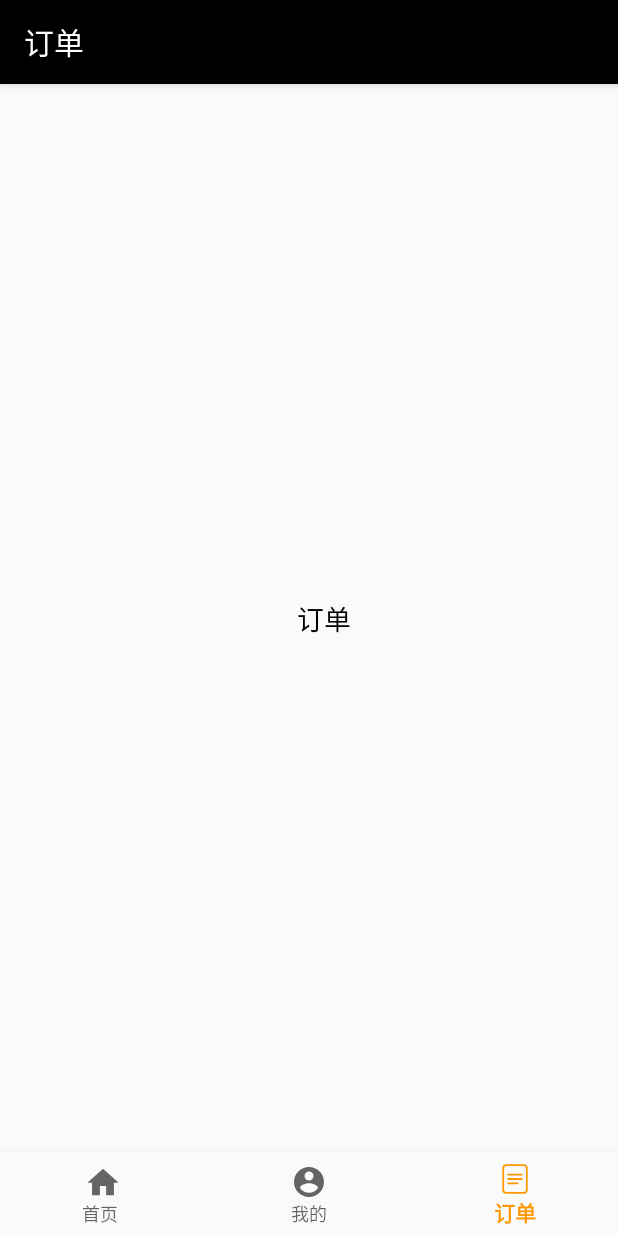
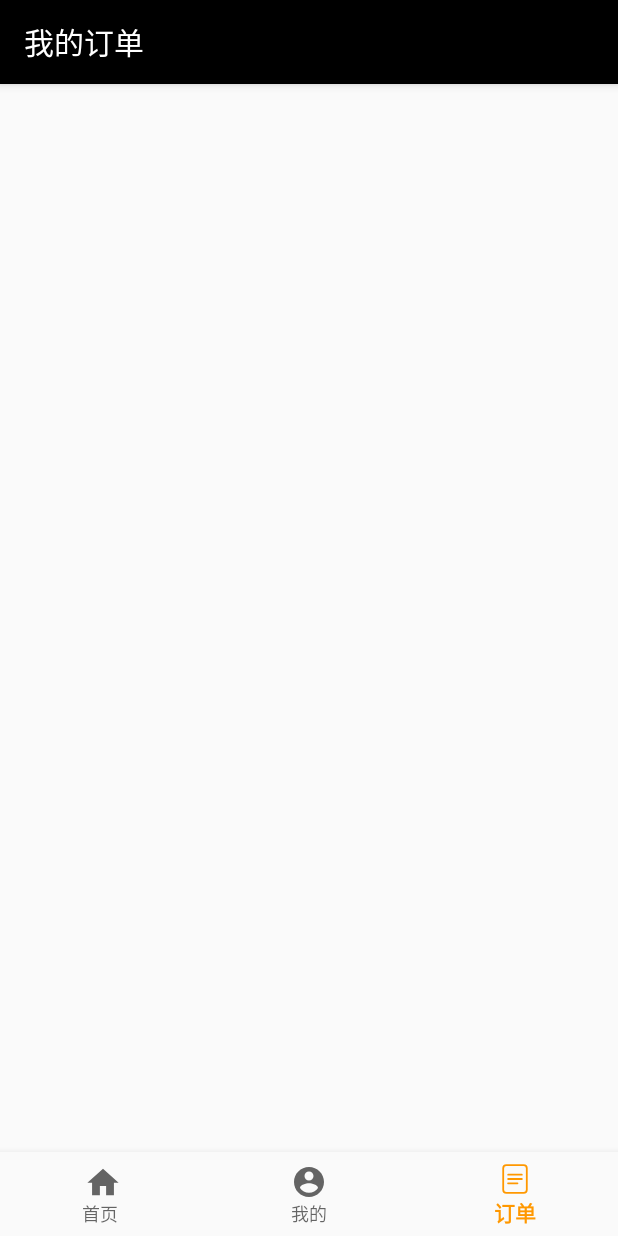
Before and after one commit to startproge/baolema, an Android app: the OrderFragment screen opened through its navigation route, on a phone screen of 412 x 824 dp. Run offline under Robolectric (Android 15) with nearby library versions, the phone set to English and light mode, and no system bars; our stand-ins replace navigation-ui; 1 statement that could not run was skipped.

Commit message:
"我的订单"首页

```diff
--- a/app/src/main/java/com/example/baolema/ui/order/OrderFragment.java
+++ b/app/src/main/java/com/example/baolema/ui/order/OrderFragment.java
@@ -25,7 +25,7 @@ public class OrderFragment extends Fragment {
                 ViewModelProviders.of(this).get(OrderViewModel.class);
         View root = inflater.inflate(R.layout.fragment_order, container, false);
         MainActivity mainActivity = (MainActivity) getActivity();
-        mainActivity.resetTitle("订单");
+        mainActivity.resetTitle("我的订单");
         return root;
     }
 }
--- a/app/src/main/res/layout/fragment_order.xml
+++ b/app/src/main/res/layout/fragment_order.xml
@@ -4,16 +4,14 @@
     android:layout_width="match_parent"
     android:layout_height="match_parent">
 
-    <TextView
-        android:id="@+id/text_title"
-        android:layout_width="wrap_content"
-        android:layout_height="wrap_content"
-        android:layout_marginStart="20dp"
-        android:text="订单"
-        android:textColor="@color/colorBlack"
-        android:textSize="18sp"
-        app:layout_constraintBottom_toBottomOf="parent"
-        app:layout_constraintEnd_toEndOf="parent"
-        app:layout_constraintStart_toStartOf="parent"
-        app:layout_constraintTop_toTopOf="parent" />
+    <LinearLayout
+        android:layout_width="match_parent"
+        android:layout_height="match_parent">
+
+        <androidx.recyclerview.widget.RecyclerView
+            android:id="@+id/recycler_order_main"
+            android:layout_width="match_parent"
+            android:layout_height="match_parent" />
+    </LinearLayout>
+
 </androidx.constraintlayout.widget.ConstraintLayout>
```
